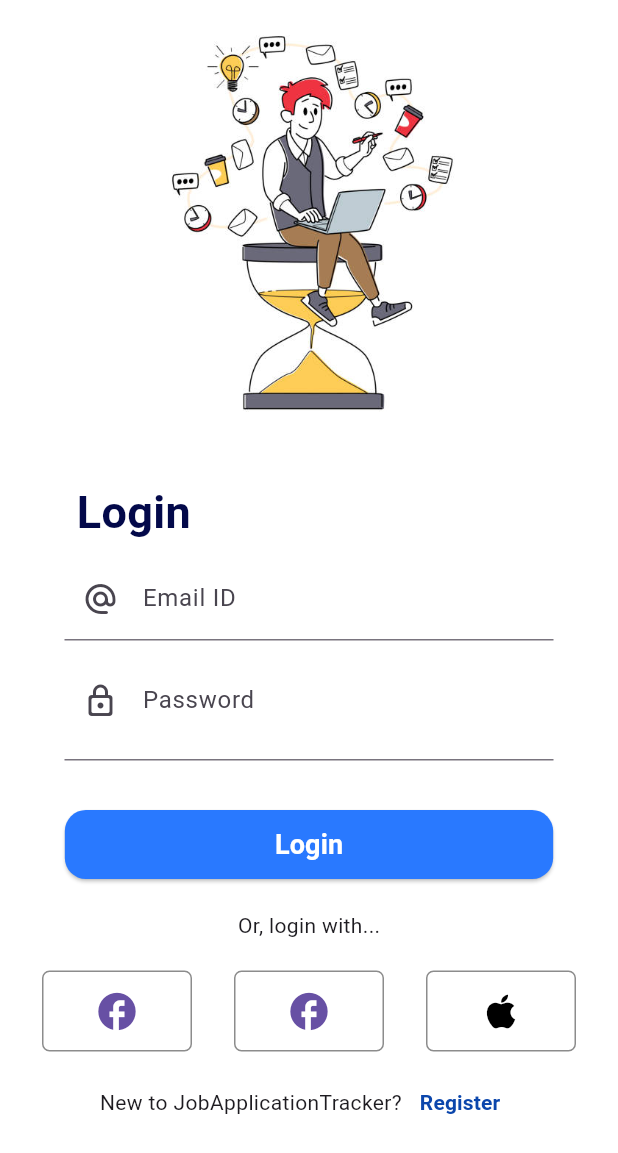
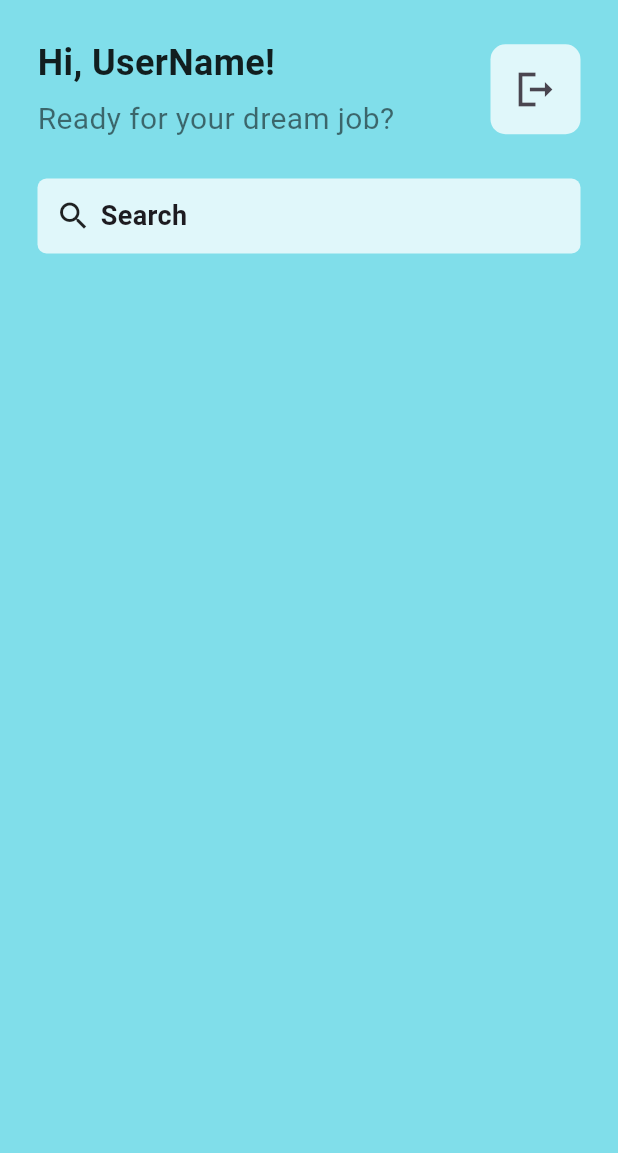
Before and after one commit to TanushreeBalakumar/job_application_tracker, a Flutter app: the screen it shows after launch, after a tap on "Login", on a phone screen of 412 x 824 dp. Shown: the top 1153 px of the screen. Run offline on Flutter 3.47's test engine with Material 3 defaults, Android fonts, the phone set to English and light mode, and no system bars; our stand-ins replace go_router.

Commit message:
feat: Created post login (HomePage)

```diff
--- /dev/null
+++ b/lib/pages/home_page.dart
@@ -0,0 +1,92 @@
+import 'package:flutter/material.dart';
+import 'package:go_router/go_router.dart';
+
+
+class HomePage extends StatefulWidget {
+  const HomePage({super.key});
+
+  @override
+  State<HomePage> createState() => _HomePageState();
+}
+
+class _HomePageState extends State<HomePage> {
+  @override
+  Widget build(BuildContext context) {
+    return Scaffold(
+      backgroundColor: Colors.cyan[200],
+      body: SafeArea(
+        child: Padding(
+          padding: const EdgeInsets.all(25.0),
+          child: Column(
+            children: [
+              Row(
+                mainAxisAlignment: MainAxisAlignment.spaceBetween,
+                children: [
+                  Column(
+                    crossAxisAlignment: CrossAxisAlignment.start,
+                    children: [
+                      Text(
+                        'Hi, UserName!',
+                        style: TextStyle(
+                        color: Colors.black87,
+                        fontSize: 24,
+                        fontWeight: FontWeight.bold,
+                        ),
+                      ),
+                      SizedBox(
+                        height: 6
+                      ),
+                      Text(
+                        'Ready for your dream job?',
+                        style: TextStyle(
+                          color: Colors.black54,
+                          fontSize: 20,
+                        ),
+                      )
+                    ],
+                  ),
+
+                  Container(
+                    decoration: BoxDecoration(
+                      color: Colors.cyan[50],
+                      borderRadius: BorderRadius.circular(10)
+                    ),
+                    padding: EdgeInsets.all(6),
+                    child: IconButton(
+                      onPressed: () {
+                        context.push('/');
+                      },
+                      icon: Icon(Icons.logout_sharp, size: 30,)
+                    ),
+                  )
+                ],
+              ),
+
+              SizedBox(
+                height: 25,
+              ),
+
+              Container(
+                decoration: BoxDecoration(
+                  color: Colors.cyan[50],
+                  borderRadius: BorderRadius.circular(6)
+                ),
+                padding: EdgeInsets.all(12),
+                child: Row(
+                  children: [
+                    Icon(Icons.search),
+                    SizedBox(
+                      width: 6,
+                    ),
+                    Text('Search', style: TextStyle(fontSize: 18, fontWeight: FontWeight.w600)),
+                  ],
+                ),
+              ),
+            ],
+          ),
+
+        )
+      ),
+    );
+  }
+}
--- a/lib/pages/login_page.dart
+++ b/lib/pages/login_page.dart
@@ -61,7 +61,9 @@ class _LoginPageState extends State<LoginPage> {
               height: 20,
             ),
             ElevatedButton(
-              onPressed: () {},
+              onPressed: () {
+                context.push('/home');
+              },
               style: ElevatedButton.styleFrom(
                 backgroundColor: Colors.blueAccent[400],
                 padding: const EdgeInsets.symmetric(horizontal: 140, vertical: 10),
--- a/lib/router.dart
+++ b/lib/router.dart
@@ -1,4 +1,5 @@
 import 'package:go_router/go_router.dart';
+import 'package:job_application_tracker/pages/home_page.dart';
 import 'package:job_application_tracker/pages/login_page.dart';
 import 'package:job_application_tracker/pages/signup_page.dart';
 
@@ -12,5 +13,9 @@ final GoRouter router = GoRouter(
       path: '/signup',
       builder: (context, state) => const SignupPage(),
     ),
+    GoRoute(
+      path: '/home',
+      builder: (context, state) => const HomePage(),
+    )
   ],
 );
```
